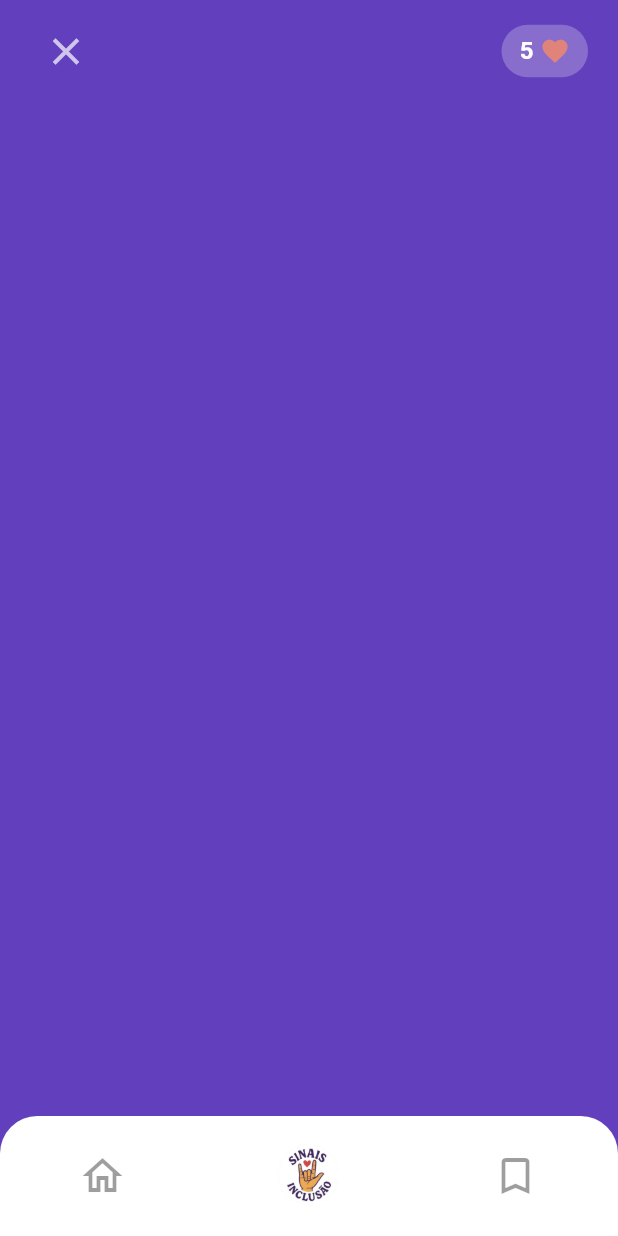
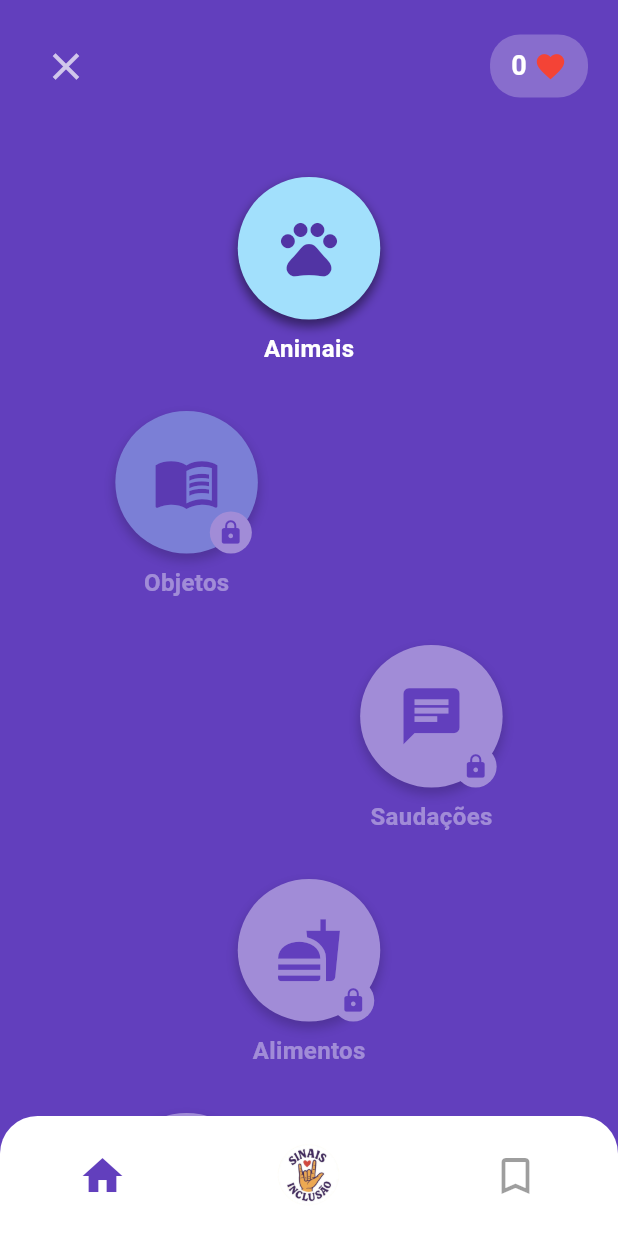
Before and after one commit to serrabruna/sinais-de-inclusao, a Flutter app: the screen it shows after launch, on a phone screen of 412 x 824 dp. Run offline on Flutter 3.47's test engine with Material 3 defaults, Android fonts, the phone set to English and light mode, and no system bars; our stand-ins replace carousel_slider, dio, shared_preferences; missing offline and left inert: dio_cache_interceptor, dio_cache_interceptor_hive_store; accounts and stored records are empty.

Commit message:
trilha_page

```diff
--- a/sinais_de_inclusao/lib/modules/trilha/trilha_page.dart
+++ b/sinais_de_inclusao/lib/modules/trilha/trilha_page.dart
@@ -1,24 +1,56 @@
 import 'package:flutter/material.dart';
+import 'package:sinais_de_inclusao/classes/icon_mapper.dart';
+import 'package:sinais_de_inclusao/modules/atividades/atividade_page.dart';
 
 class TrilhaPage extends StatefulWidget {
+  const TrilhaPage({super.key});
+
   @override
   State<TrilhaPage> createState() => _TrilhaPageState();
 }
 
 class _TrilhaPageState extends State<TrilhaPage> {
-  int _vidas = 5;
+  int _xpTotal = 0;
+
+  final List<Map<String, dynamic>> _niveis = [
+    {'name': 'Animais', 'xpNecessario': 0, 'corFundo': const Color(0xFFA2E0FC)},
+    {'name': 'Objetos', 'xpNecessario': 100, 'corFundo': const Color(0xFFA2E0FC)},
+    {'name': 'Saudações', 'xpNecessario': 200, 'corFundo': Colors.white},
+    {'name': 'Alimentos', 'xpNecessario': 300, 'corFundo': Colors.white},
+    {'name': 'Cores', 'xpNecessario': 400, 'corFundo': Colors.white},
+    {'name': 'Verbos', 'xpNecessario': 500, 'corFundo': Colors.white},
+  ];
+
+  void _irParaAtividade() async {
+    final xpGanho = await Navigator.push<int>(
+      context,
+      MaterialPageRoute(
+        builder: (context) => const AtividadePage(
+          enunciado: 'Qual é este sinal?',
+          urlMidia: 'https://i.imgur.com/YfU2j3w.png',
+          alternativas: ['Girafa', 'Macaco', 'Leão'],
+          alternativaCorreta: 'Macaco',
+        ),
+      ),
+    );
+
+    if (xpGanho != null) {
+      setState(() {
+        _xpTotal += xpGanho;
+      });
+    }
+  }
 
   @override
   Widget build(BuildContext context) {
     return Scaffold(
       backgroundColor: const Color(0xFF623FBD),
       body: SafeArea(
-        child: Padding(
-          padding: const EdgeInsets.symmetric(horizontal: 20.0, vertical: 10.0),
         child: Column(
-            crossAxisAlignment: CrossAxisAlignment.stretch,
           children: [
-              Row(
+            Padding(
+              padding: const EdgeInsets.all(20.0),
+              child: Row(
                 mainAxisAlignment: MainAxisAlignment.spaceBetween,
                 children: [
                   IconButton(
@@ -27,13 +59,12 @@ class _TrilhaPageState extends State<TrilhaPage> {
                       color: Colors.white70,
                       size: 30,
                     ),
-                    onPressed: () => Navigator.pop(context),
+                    onPressed: () {},
                   ),
-
                   Container(
                     padding: const EdgeInsets.symmetric(
-                      horizontal: 12,
-                      vertical: 6,
+                      horizontal: 14,
+                      vertical: 8,
                     ),
                     decoration: BoxDecoration(
                       color: Colors.white24,
@@ -42,29 +73,45 @@ class _TrilhaPageState extends State<TrilhaPage> {
                     child: Row(
                       children: [
                         Text(
-                          '$_vidas ',
+                          '$_xpTotal ',
                           style: const TextStyle(
                             color: Colors.white,
                             fontWeight: FontWeight.bold,
-                            fontSize: 16,
+                            fontSize: 18,
                           ),
                         ),
-                        const Icon(
-                          Icons.favorite,
-                          color: Color.fromARGB(255, 224, 131, 122),
-                          size: 20,
-                        ),
+                        const Icon(Icons.favorite, color: Colors.red, size: 22),
                       ],
                     ),
                   ),
                 ],
               ),
-              const SizedBox(height: 30),
+            ),
+
+            Expanded(
+              child: SingleChildScrollView(
+                child: Padding(
+                  padding: const EdgeInsets.symmetric(vertical: 20.0),
+                  child: Column(
+                    children: [
+                      _construirItemTrilha(0, bias: 0.0),
+                      const SizedBox(height: 10),
+                      _construirItemTrilha(1, bias: -0.6),
+                      const SizedBox(height: 10),
+                      _construirItemTrilha(2, bias: 0.6),
+                      const SizedBox(height: 10),
+                      _construirItemTrilha(3, bias: 0.0),
+                      const SizedBox(height: 10),
+                      _construirItemTrilha(4, bias: -0.6),
+                      const SizedBox(height: 10),
+                      _construirItemTrilha(5, bias: 0.6),
                     ],
                   ),
                 ),
               ),
-      bottomNavigationBar: Container(
+            ),
+
+            Container(
               height: 80,
               decoration: const BoxDecoration(
                 color: Colors.white,
@@ -75,8 +122,8 @@ class _TrilhaPageState extends State<TrilhaPage> {
                 children: [
                   IconButton(
                     icon: const Icon(
-                Icons.home_outlined,
-                color: Colors.black38,
+                      Icons.home,
+                      color: Color(0xFF623FBD),
                       size: 32,
                     ),
                     onPressed: () {},
@@ -93,6 +140,119 @@ class _TrilhaPageState extends State<TrilhaPage> {
                 ],
               ),
             ),
+          ],
+        ),
+      ),
+    );
+  }
+
+  Widget _construirItemTrilha(int index, {required double bias}) {
+    final nivel = _niveis[index];
+    final String nome = nivel['name'];
+    final int xpNecessario = nivel['xpNecessario'];
+    final Color corFundo = nivel['corFundo'];
+
+    final bool estaLiberado = _xpTotal >= xpNecessario;
+
+    final Color corIcone = corFundo == Colors.white
+        ? const Color(0xFF623FBD)
+        : const Color(0xFF5134A4);
+
+    return AlignmentPlatform(
+      alignment: Alignment(bias, 0.0),
+      child: Padding(
+        padding: const EdgeInsets.symmetric(vertical: 10.0),
+        child: Opacity(
+          opacity: estaLiberado ? 1.0 : 0.4,
+          child: GestureDetector(
+            onTap: estaLiberado
+                ? _irParaAtividade
+                : () {
+                    ScaffoldMessenger.of(context).showSnackBar(
+                      SnackBar(
+                        content: Text('Bloqueado! Você precisa de $xpNecessario XP.'),
+                        backgroundColor: Colors.amber[800],
+                      ),
+                    );
+                  },
+            child: Column(
+              mainAxisSize: MainAxisSize.min,
+              children: [
+                Stack(
+                  alignment: Alignment.center,
+                  children: [
+                    Container(
+                      width: 95,
+                      height: 95,
+                      decoration: BoxDecoration(
+                        color: corFundo,
+                        shape: BoxShape.circle,
+                        boxShadow: [
+                          BoxShadow(
+                            color: const Color.fromARGB(116, 0, 0, 0),
+                            spreadRadius: 1,
+                            blurRadius: 5,
+                            offset: const Offset(0, 4),
+                          ),
+                        ],
+                      ),
+                      child: Icon(
+                        IconMapper.getIcon(nome),
+                        size: 45,
+                        color: corIcone,
+                      ),
+                    ),
+                    if (!estaLiberado)
+                      Positioned(
+                        bottom: 0,
+                        right: 4,
+                        child: Container(
+                          padding: const EdgeInsets.all(5),
+                          decoration: const BoxDecoration(
+                            color: Colors.white,
+                            shape: BoxShape.circle,
+                          ),
+                          child: const Icon(
+                            Icons.lock,
+                            color: Color(0xFF623FBD),
+                            size: 18,
+                          ),
+                        ),
+                      ),
+                  ],
+                ),
+                const SizedBox(height: 8),
+                Text(
+                  nome,
+                  style: const TextStyle(
+                    color: Colors.white,
+                    fontSize: 16,
+                    fontWeight: FontWeight.bold,
+                  ),
+                ),
+              ],
+            ),
+          ),
+        ),
+      ),
     );
   }
 }
+
+class AlignmentPlatform extends StatelessWidget {
+  final Alignment alignment;
+  final Widget child;
+  const AlignmentPlatform({
+    super.key,
+    required this.alignment,
+    required this.child,
+  });
+
+  @override
+  Widget build(BuildContext context) {
+    return Align(
+      alignment: alignment,
+      child: SizedBox(width: 140, child: child),
+    );
+  }
+}
```
Also changed, not shown: sinais_de_inclusao/lib/modules/atividades/atividade_page.dart (added, +269 -0 lines). Lines whose indentation alone changed are shown as unchanged.
